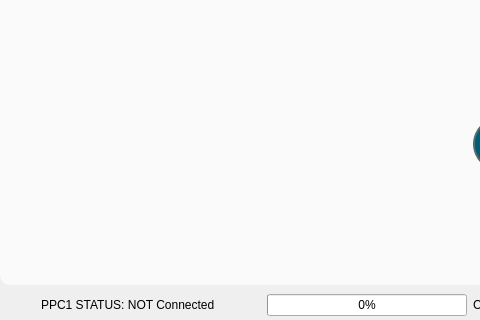
Old version of the form apps/BioZone6/forms/BioZone6_GUI.ui in the repository bellonemauro/BioZone6; both pictures show x 0 to 480 and y 521 to 841 of the 1388 by 841 pixel window.
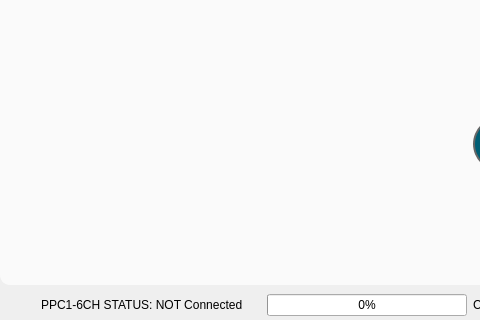
New version of the form. The open tabs and pages were chosen to show the change. Icons and pictures are not drawn.

```diff
--- a/apps/BioZone6/forms/BioZone6_GUI.ui
+++ b/apps/BioZone6/forms/BioZone6_GUI.ui
@@ -150,7 +150,7 @@
          <x>0</x>
          <y>0</y>
          <width>985</width>
-         <height>743</height>
+         <height>740</height>
         </rect>
        </property>
        <layout class="QGridLayout" name="gridLayout_2">
@@ -3684,7 +3684,7 @@
               </size>
              </property>
              <property name="text">
-              <string>PPC1 STATUS: NOT Connected  </string>
+              <string>PPC1-6CH STATUS: NOT Connected  </string>
              </property>
             </widget>
            </item>
```
Left out of the diff: 74 changed lines with no effect on the pictures.
